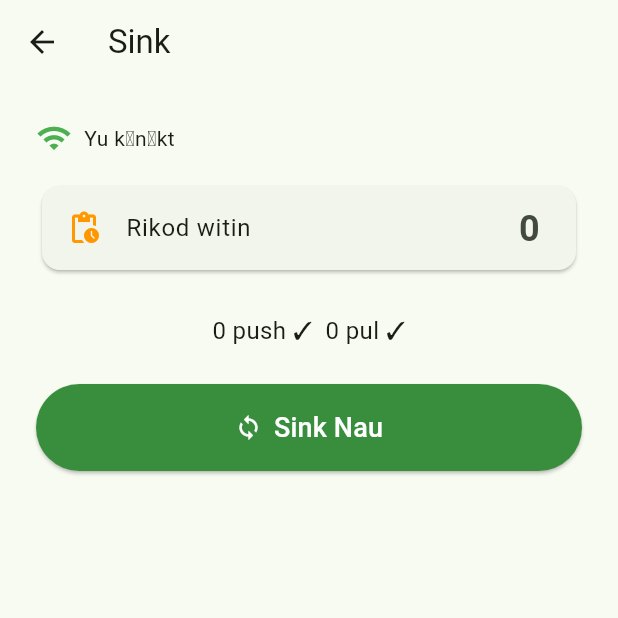
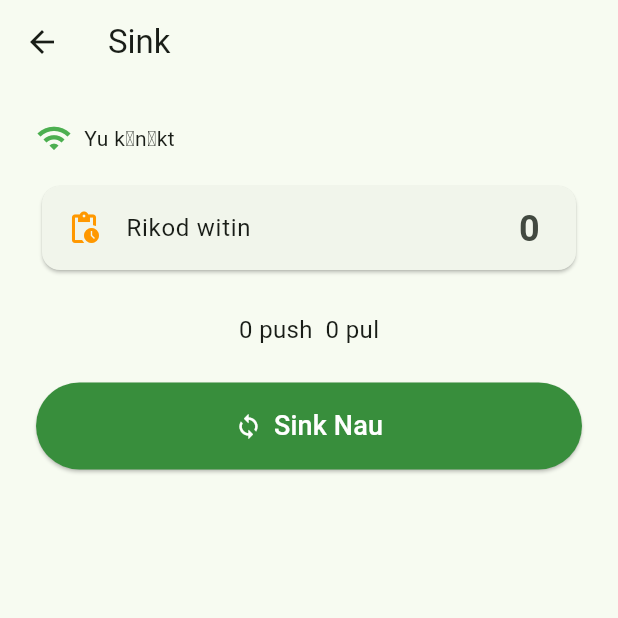
Before and after one commit to epicnellson/Kontena, a Flutter app: the SyncScreen screen opened directly, after a tap on "Sink Nau", on a phone screen of 412 x 824 dp, the top half of it. Run offline on Flutter 3.47's test engine with Material 3 defaults, Android fonts, the phone set to English and light mode, and no system bars; our stand-ins replace connectivity_plus, flutter_blue_plus, permission_handler, shared_preferences, sqflite; accounts and stored records are empty; generated files the repository leaves out were written again; network calls fail.

Commit message:
feat(i18n): Krio ARB strings, flutter gen-l10n, all screens localized

```diff
--- /dev/null
+++ b/android_client/l10n.yaml
@@ -0,0 +1,4 @@
+arb-dir: lib/l10n
+template-arb-file: app_en.arb
+output-localization-file: app_localizations.dart
+output-class: AppL10n
--- a/android_client/lib/screens/sync_screen.dart
+++ b/android_client/lib/screens/sync_screen.dart
@@ -1,4 +1,5 @@
 import 'package:flutter/material.dart';
+import 'package:flutter_gen/gen_l10n/app_localizations.dart';
 import 'package:connectivity_plus/connectivity_plus.dart';
 import '../services/sync_service.dart';
 import '../services/database_service.dart';
@@ -11,7 +12,7 @@ class SyncScreen extends StatefulWidget {
 }
 
 class _SyncScreenState extends State<SyncScreen> {
-  String _status = 'Redi fɔ sink';
+  String _status = '';
   bool _syncing = false;
   int _pendingCount = 0;
   bool _online = false;
@@ -19,6 +20,7 @@ class _SyncScreenState extends State<SyncScreen> {
   @override
   void initState() {
     super.initState();
+    _status = AppL10n.of(context)!.readyToSync;
     _checkState();
   }
 
@@ -30,14 +32,14 @@ class _SyncScreenState extends State<SyncScreen> {
   }
 
   Future<void> _sync() async {
-    setState(() { _syncing = true; _status = 'Sinkin...'; });
+    setState(() { _syncing = true; _status = AppL10n.of(context)!.syncing; });
     final result = await widget.syncService.sync();
     await _checkState();
     if (!mounted) return;
     setState(() {
       _syncing = false;
       _status = result.success
-          ? '${result.pushed} push ✓  ${result.pulled} pul ✓'
+          ? AppL10n.of(context)!.syncSuccess(result.pushed, result.pulled)
           : 'Ɛrɔ: ${result.error}';
     });
   }
@@ -45,7 +47,7 @@ class _SyncScreenState extends State<SyncScreen> {
   @override
   Widget build(BuildContext context) {
     return Scaffold(
-      appBar: AppBar(title: const Text('Sink')),
+      appBar: AppBar(title: Text(AppL10n.of(context)!.syncTitle)),
       body: Padding(
         padding: const EdgeInsets.all(24),
         child: Column(
@@ -54,13 +56,15 @@ class _SyncScreenState extends State<SyncScreen> {
               Icon(_online ? Icons.wifi : Icons.wifi_off,
                   color: _online ? Colors.green : Colors.red),
               const SizedBox(width: 8),
-              Text(_online ? 'Yu kɔnɛkt' : 'Yu nɔ dɛn kɔnɛkt'),
+              Text(_online
+                  ? AppL10n.of(context)!.onlineBadge
+                  : AppL10n.of(context)!.offlineBadge),
             ]),
             const SizedBox(height: 16),
             Card(
               child: ListTile(
                 leading: const Icon(Icons.pending_actions, color: Colors.orange),
-                title: const Text('Rikod witin'),
+                title: Text(AppL10n.of(context)!.pendingRecords),
                 trailing: Text('$_pendingCount',
                     style: const TextStyle(fontSize: 24, fontWeight: FontWeight.bold)),
               ),
@@ -76,7 +80,8 @@ class _SyncScreenState extends State<SyncScreen> {
                     ? const SizedBox(width: 18, height: 18,
                         child: CircularProgressIndicator(strokeWidth: 2))
                     : const Icon(Icons.sync),
-                label: const Text('Sink Nau', style: TextStyle(fontSize: 18)),
+                label: Text(AppL10n.of(context)!.syncNow,
+                    style: const TextStyle(fontSize: 18)),
                 style: ElevatedButton.styleFrom(
                   padding: const EdgeInsets.symmetric(vertical: 16),
                   backgroundColor: Colors.green.shade700,
--- a/android_client/pubspec.yaml
+++ b/android_client/pubspec.yaml
@@ -8,6 +8,8 @@ environment:
 
 dependencies:
   flutter:
+    sdk: flutter
+  flutter_localizations:
     sdk: flutter
   sqflite: ^2.3.3
   uuid: ^4.4.0
@@ -26,3 +28,4 @@ dev_dependencies:
 
 flutter:
   uses-material-design: true
+  generate: true
```
Also changed, not shown: android_client/lib/l10n/app_en.arb (added, +49 -0 lines), android_client/lib/main.dart (+9 -0 lines), android_client/lib/screens/ble_screen.dart (+13 -11 lines), android_client/lib/screens/create_record_screen.dart (+24 -11 lines), android_client/lib/screens/records_list_screen.dart (+14 -6 lines).
